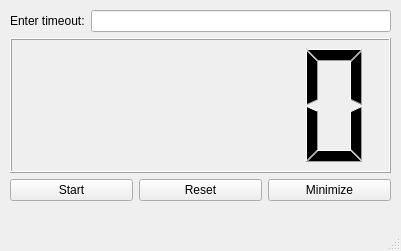
Old version of the form interface.ui in the repository steelsoul/hide_to_tray.
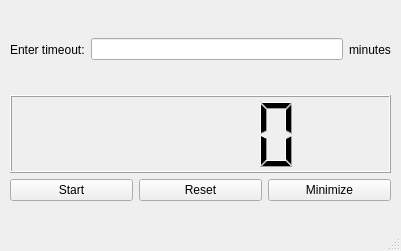
New version of the form. Icons and pictures are not drawn.

Commit message: Added timer setup

Patch:
```diff
--- a/interface.ui
+++ b/interface.ui
@@ -74,7 +74,27 @@
         </widget>
        </item>
        <item>
-        <widget class="QLineEdit" name="lineEdit"/>
+        <widget class="QLineEdit" name="lineEdit">
+         <property name="inputMask">
+          <string notr="true"/>
+         </property>
+         <property name="text">
+          <string/>
+         </property>
+         <property name="maxLength">
+          <number>3</number>
+         </property>
+         <property name="cursorPosition">
+          <number>0</number>
+         </property>
+        </widget>
+       </item>
+       <item>
+        <widget class="QLabel" name="label_2">
+         <property name="text">
+          <string>minutes</string>
+         </property>
+        </widget>
        </item>
       </layout>
      </item>
@@ -86,6 +106,9 @@
          <verstretch>0</verstretch>
         </sizepolicy>
        </property>
+       <property name="value" stdset="0">
+        <double>0.000000000000000</double>
+       </property>
       </widget>
      </item>
      <item>
```
Left out of the diff: 2 changed lines with no effect on the pictures. The commit also changes 2 other files.
